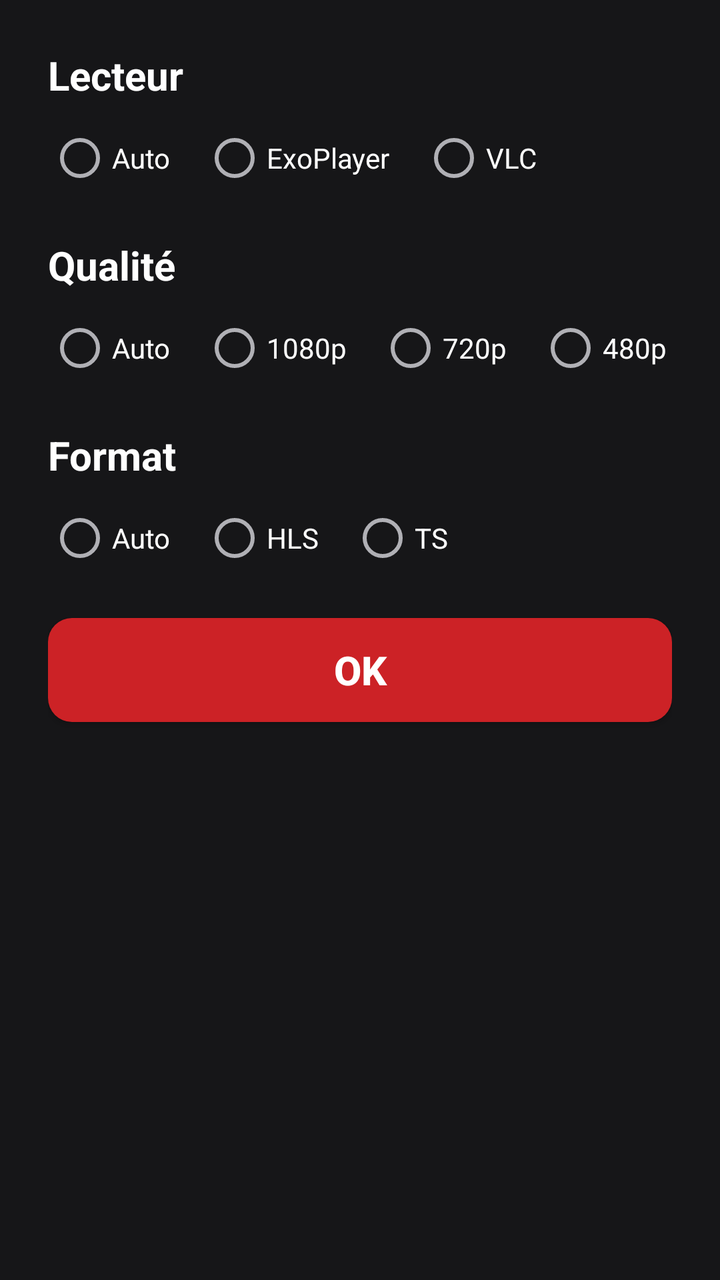
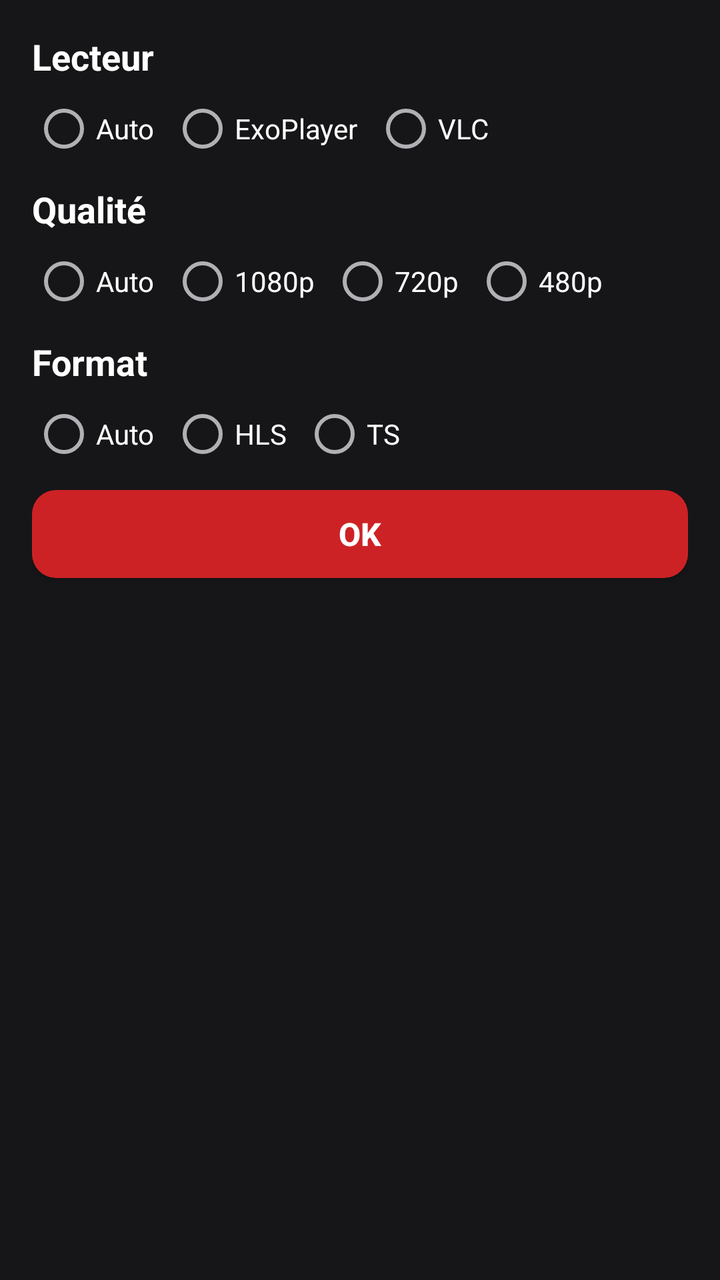

Two renders of the same Android screen: before a commit and after it. Below are the layout's source before the change and the commit's diff.
<!-- AndroidManifest.xml: application theme Theme.MHPlayer -->
<!-- res/layout/dialog_player_settings.xml -->
<?xml version="1.0" encoding="utf-8"?>
<LinearLayout xmlns:android="http://schemas.android.com/apk/res/android"
    android:layout_width="match_parent"
    android:layout_height="wrap_content"
    android:orientation="vertical"
    android:background="@color/color_card_bg"
    android:padding="24dp">

    <TextView
        android:layout_width="wrap_content"
        android:layout_height="wrap_content"
        android:text="Lecteur"
        android:textSize="20sp"
        android:textStyle="bold"
        android:textColor="@color/color_text_primary" />

    <RadioGroup
        android:id="@+id/engineGroup"
        android:layout_width="match_parent"
        android:layout_height="wrap_content"
        android:orientation="horizontal"
        android:layout_marginTop="12dp">

        <RadioButton
            android:id="@+id/engineAuto"
            android:layout_width="wrap_content"
            android:layout_height="wrap_content"
            android:text="Auto"
            android:textColor="@color/color_text_primary" />

        <RadioButton
            android:id="@+id/engineExo"
            android:layout_width="wrap_content"
            android:layout_height="wrap_content"
            android:layout_marginStart="16dp"
            android:text="ExoPlayer"
            android:textColor="@color/color_text_primary" />

        <RadioButton
            android:id="@+id/engineVlc"
            android:layout_width="wrap_content"
            android:layout_height="wrap_content"
            android:layout_marginStart="16dp"
            android:text="VLC"
            android:textColor="@color/color_text_primary" />
    </RadioGroup>

    <TextView
        android:layout_width="wrap_content"
        android:layout_height="wrap_content"
        android:layout_marginTop="24dp"
        android:text="Qualité"
        android:textSize="20sp"
        android:textStyle="bold"
        android:textColor="@color/color_text_primary" />

    <RadioGroup
        android:id="@+id/qualityGroup"
        android:layout_width="match_parent"
        android:layout_height="wrap_content"
        android:orientation="horizontal"
        android:layout_marginTop="12dp">

        <RadioButton
            android:id="@+id/qualityAuto"
            android:layout_width="wrap_content"
            android:layout_height="wrap_content"
            android:text="Auto"
            android:textColor="@color/color_text_primary" />

        <RadioButton
            android:id="@+id/quality1080"
            android:layout_width="wrap_content"
            android:layout_height="wrap_content"
            android:layout_marginStart="16dp"
            android:text="1080p"
            android:textColor="@color/color_text_primary" />

        <RadioButton
            android:id="@+id/quality720"
            android:layout_width="wrap_content"
            android:layout_height="wrap_content"
            android:layout_marginStart="16dp"
            android:text="720p"
            android:textColor="@color/color_text_primary" />

        <RadioButton
            android:id="@+id/quality480"
            android:layout_width="wrap_content"
            android:layout_height="wrap_content"
            android:layout_marginStart="16dp"
            android:text="480p"
            android:textColor="@color/color_text_primary" />
    </RadioGroup>

    <TextView
        android:layout_width="wrap_content"
        android:layout_height="wrap_content"
        android:layout_marginTop="24dp"
        android:text="Format"
        android:textSize="20sp"
        android:textStyle="bold"
        android:textColor="@color/color_text_primary" />

    <RadioGroup
        android:id="@+id/containerGroup"
        android:layout_width="match_parent"
        android:layout_height="wrap_content"
        android:orientation="horizontal"
        android:layout_marginTop="12dp">

        <RadioButton
            android:id="@+id/containerAuto"
            android:layout_width="wrap_content"
            android:layout_height="wrap_content"
            android:text="Auto"
            android:textColor="@color/color_text_primary" />

        <RadioButton
            android:id="@+id/containerHls"
            android:layout_width="wrap_content"
            android:layout_height="wrap_content"
            android:layout_marginStart="16dp"
            android:text="HLS"
            android:textColor="@color/color_text_primary" />

        <RadioButton
            android:id="@+id/containerTs"
            android:layout_width="wrap_content"
            android:layout_height="wrap_content"
            android:layout_marginStart="16dp"
            android:text="TS"
            android:textColor="@color/color_text_primary" />
    </RadioGroup>

    <Button
        android:id="@+id/settingsOkButton"
        android:layout_width="match_parent"
        android:layout_height="52dp"
        android:layout_marginTop="24dp"
        android:text="OK"
        style="@style/Widget.MHPlayer.Button.Primary" />
</LinearLayout>
<!-- resources referenced by this layout -->
<resources>
  <color name="color_card_bg">#161618</color>
  <color name="color_text_primary">#FFFFFF</color>
  <style name="Widget.MHPlayer.Button.Primary" parent="Widget.AppCompat.Button">
          <item name="android:background">@drawable/bg_button_primary</item>
          <item name="android:textColor">@color/color_text_primary</item>
          <item name="android:textSize">20sp</item>
          <item name="android:textStyle">bold</item>
          <item name="android:textAllCaps">false</item>
      </style>
  <style name="Theme.MHPlayer" parent="Theme.AppCompat.NoActionBar">
          <item name="colorPrimary">@color/color_primary_red</item>
          <item name="colorPrimaryDark">@color/color_background</item>
          <item name="colorAccent">@color/color_primary_red</item>
          <item name="android:windowBackground">@color/color_background</item>
          <item name="android:textColorPrimary">@color/color_text_primary</item>
          <item name="android:textColorSecondary">@color/color_text_secondary</item>
          <item name="android:statusBarColor">@color/color_background</item>
          <item name="android:navigationBarColor">@color/color_background</item>
          <item name="android:windowLightStatusBar">false</item>
      </style>
  <!-- drawable bg_button_primary (drawable) -->
  <?xml version="1.0" encoding="utf-8"?>
  <shape xmlns:android="http://schemas.android.com/apk/res/android" android:shape="rectangle">
      <solid android:color="#CC2226" />
      <corners android:radius="12dp" />
  </shape>
  <color name="color_primary_red">#CC2226</color>
  <color name="color_background">#0A0A0C</color>
  <color name="color_text_secondary">#B0B0B5</color>
</resources>

<!-- the commit's change to res/layout/dialog_player_settings.xml (unified diff, before → after) -->
@@ -4,13 +4,13 @@
     android:layout_height="wrap_content"
     android:orientation="vertical"
     android:background="@color/color_card_bg"
-    android:padding="24dp">
+    android:padding="@dimen/card_padding">
 
     <TextView
         android:layout_width="wrap_content"
         android:layout_height="wrap_content"
         android:text="Lecteur"
-        android:textSize="20sp"
+        android:textSize="@dimen/text_dialog_title"
         android:textStyle="bold"
         android:textColor="@color/color_text_primary" />
 
@@ -19,7 +19,7 @@
         android:layout_width="match_parent"
         android:layout_height="wrap_content"
         android:orientation="horizontal"
-        android:layout_marginTop="12dp">
+        android:layout_marginTop="@dimen/form_gap">
 
         <RadioButton
             android:id="@+id/engineAuto"
@@ -32,7 +32,7 @@
             android:id="@+id/engineExo"
             android:layout_width="wrap_content"
             android:layout_height="wrap_content"
-            android:layout_marginStart="16dp"
+            android:layout_marginStart="@dimen/form_gap"
             android:text="ExoPlayer"
             android:textColor="@color/color_text_primary" />
 
@@ -40,7 +40,7 @@
             android:id="@+id/engineVlc"
             android:layout_width="wrap_content"
             android:layout_height="wrap_content"
-            android:layout_marginStart="16dp"
+            android:layout_marginStart="@dimen/form_gap"
             android:text="VLC"
             android:textColor="@color/color_text_primary" />
     </RadioGroup>
@@ -48,9 +48,9 @@
     <TextView
         android:layout_width="wrap_content"
         android:layout_height="wrap_content"
-        android:layout_marginTop="24dp"
+        android:layout_marginTop="@dimen/form_margin_top"
         android:text="Qualité"
-        android:textSize="20sp"
+        android:textSize="@dimen/text_dialog_title"
         android:textStyle="bold"
         android:textColor="@color/color_text_primary" />
 
@@ -59,7 +59,7 @@
         android:layout_width="match_parent"
         android:layout_height="wrap_content"
         android:orientation="horizontal"
-        android:layout_marginTop="12dp">
+        android:layout_marginTop="@dimen/form_gap">
 
         <RadioButton
             android:id="@+id/qualityAuto"
@@ -72,7 +72,7 @@
             android:id="@+id/quality1080"
             android:layout_width="wrap_content"
             android:layout_height="wrap_content"
-            android:layout_marginStart="16dp"
+            android:layout_marginStart="@dimen/form_gap"
             android:text="1080p"
             android:textColor="@color/color_text_primary" />
 
@@ -80,7 +80,7 @@
             android:id="@+id/quality720"
             android:layout_width="wrap_content"
             android:layout_height="wrap_content"
-            android:layout_marginStart="16dp"
+            android:layout_marginStart="@dimen/form_gap"
             android:text="720p"
             android:textColor="@color/color_text_primary" />
 
@@ -88,7 +88,7 @@
             android:id="@+id/quality480"
             android:layout_width="wrap_content"
             android:layout_height="wrap_content"
-            android:layout_marginStart="16dp"
+            android:layout_marginStart="@dimen/form_gap"
             android:text="480p"
             android:textColor="@color/color_text_primary" />
     </RadioGroup>
@@ -96,9 +96,9 @@
     <TextView
         android:layout_width="wrap_content"
         android:layout_height="wrap_content"
-        android:layout_marginTop="24dp"
+        android:layout_marginTop="@dimen/form_margin_top"
         android:text="Format"
-        android:textSize="20sp"
+        android:textSize="@dimen/text_dialog_title"
         android:textStyle="bold"
         android:textColor="@color/color_text_primary" />
 
@@ -107,7 +107,7 @@
         android:layout_width="match_parent"
         android:layout_height="wrap_content"
         android:orientation="horizontal"
-        android:layout_marginTop="12dp">
+        android:layout_marginTop="@dimen/form_gap">
 
         <RadioButton
             android:id="@+id/containerAuto"
@@ -120,7 +120,7 @@
             android:id="@+id/containerHls"
             android:layout_width="wrap_content"
             android:layout_height="wrap_content"
-            android:layout_marginStart="16dp"
+            android:layout_marginStart="@dimen/form_gap"
             android:text="HLS"
             android:textColor="@color/color_text_primary" />
 
@@ -128,7 +128,7 @@
             android:id="@+id/containerTs"
             android:layout_width="wrap_content"
             android:layout_height="wrap_content"
-            android:layout_marginStart="16dp"
+            android:layout_marginStart="@dimen/form_gap"
             android:text="TS"
             android:textColor="@color/color_text_primary" />
     </RadioGroup>
@@ -136,8 +136,8 @@
     <Button
         android:id="@+id/settingsOkButton"
         android:layout_width="match_parent"
-        android:layout_height="52dp"
-        android:layout_marginTop="24dp"
+        android:layout_height="@dimen/button_height"
+        android:layout_marginTop="@dimen/form_margin_top"
         android:text="OK"
         style="@style/Widget.MHPlayer.Button.Primary" />
 </LinearLayout>
<!-- resource entries referenced after the edit -->
@@ -2,10 +2,15 @@
 <resources>
   <color name="color_card_bg">#161618</color>
   <color name="color_text_primary">#FFFFFF</color>
+  <dimen name="button_height">44dp</dimen>
+  <dimen name="card_padding">16dp</dimen>
+  <dimen name="form_gap">8dp</dimen>
+  <dimen name="form_margin_top">12dp</dimen>
+  <dimen name="text_dialog_title">18sp</dimen>
   <style name="Widget.MHPlayer.Button.Primary" parent="Widget.AppCompat.Button">
           <item name="android:background">@drawable/bg_button_primary</item>
           <item name="android:textColor">@color/color_text_primary</item>
-          <item name="android:textSize">20sp</item>
+          <item name="android:textSize">@dimen/text_button</item>
           <item name="android:textStyle">bold</item>
           <item name="android:textAllCaps">false</item>
       </style>
@@ -26,6 +31,7 @@
       <solid android:color="#CC2226" />
       <corners android:radius="12dp" />
   </shape>
+  <dimen name="text_button">16sp</dimen>
   <color name="color_primary_red">#CC2226</color>
   <color name="color_background">#0A0A0C</color>
   <color name="color_text_secondary">#B0B0B5</color>
